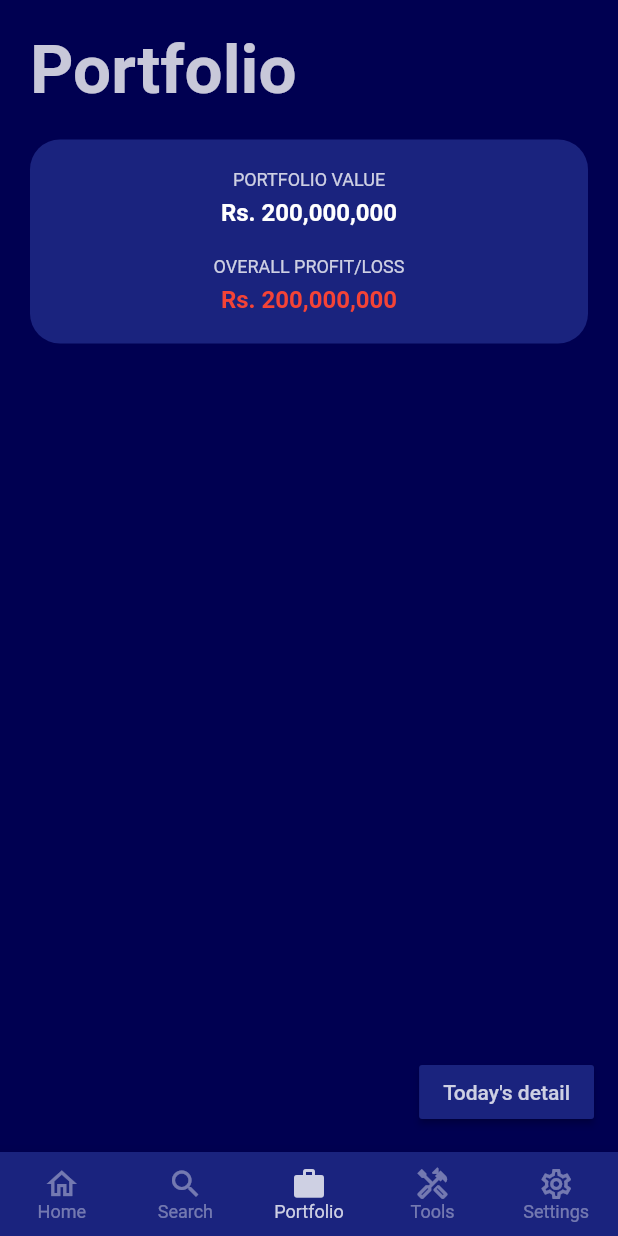
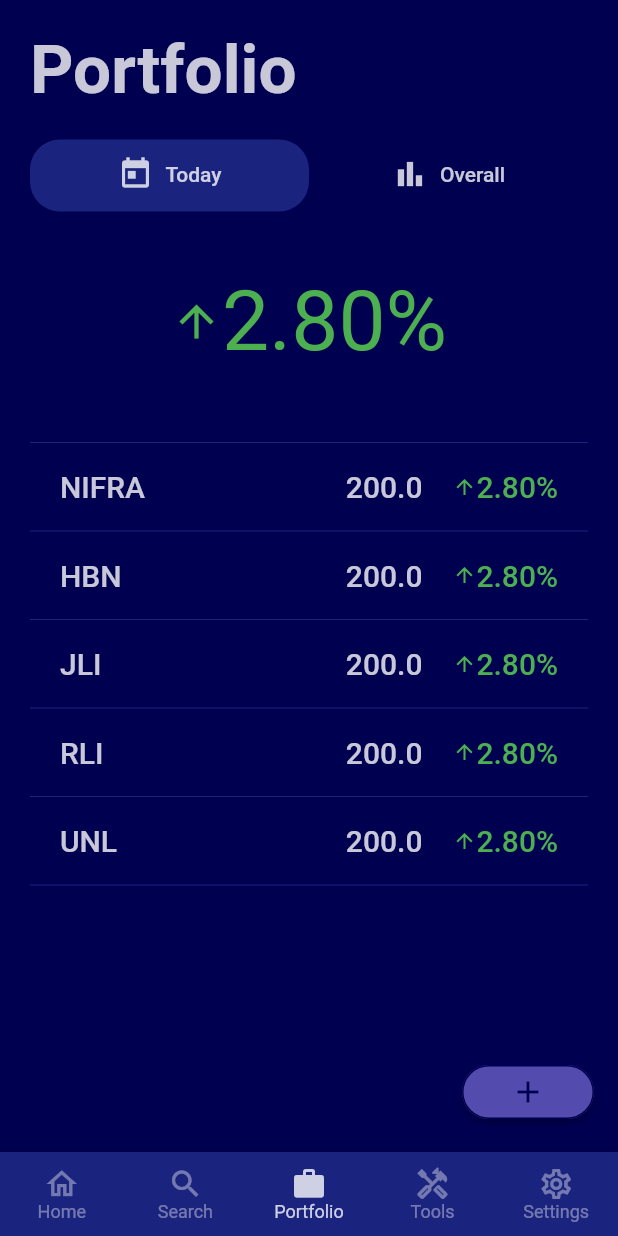
Before and after one commit to joshisijan/my_share_nepal, a Flutter app: the screen it shows after launch, swiped to page 3, on a phone screen of 412 x 824 dp. Run offline on Flutter 3.47's test engine with Material 2 defaults, Android fonts, the phone set to English and light mode, and no system bars; our stand-ins replace bloc, flutter_bloc, shared_preferences.

Commit message:
design updated of portfolio

```diff
--- a/lib/app.dart
+++ b/lib/app.dart
@@ -1,4 +1,5 @@
 import 'package:flutter/material.dart';
+import 'package:my_share_nepal/constants.dart';
 import 'package:my_share_nepal/tab/home_tab.dart';
 import 'package:my_share_nepal/tab/portfolio_tab.dart';
 import 'package:my_share_nepal/tab/search_tab.dart';
@@ -12,20 +13,24 @@ class App extends StatefulWidget {
 
 class _AppState extends State<App> {
   final PageController _appBasePageController = PageController(
-    initialPage: 2,
+    initialPage: 0,
     keepPage: true,
   );
-  int _bottomNavigationBarIndex = 2;
+  int _bottomNavigationBarIndex = 0;
   @override
   Widget build(BuildContext context) {
     return Scaffold(
       floatingActionButton: _bottomNavigationBarIndex == 2
           ? MaterialButton(
-              color: Theme.of(context).primaryColor,
-              child: Text(
-                'Today\'s detail',
-                style: TextStyle(
-                  color: Theme.of(context).colorScheme.onPrimary.withAlpha(200),
+              child: Icon(
+                Icons.add,
+                color: Theme.of(context).primaryColorDark,
+              ),
+              color: Theme.of(context).primaryColorLight,
+              shape: RoundedRectangleBorder(
+                borderRadius: BorderRadius.circular(kDefaultBorderRadius),
+                side: BorderSide(
+                  color: Theme.of(context).primaryColorDark,
                 ),
               ),
               onPressed: () {},
--- a/lib/cubit/theme_cubit.dart
+++ b/lib/cubit/theme_cubit.dart
@@ -42,5 +42,6 @@ class ThemeCubit extends Cubit<ThemeData> {
     emit(kThemeList[themeIndex]);
     SharedPreferences sharedPreferences = await SharedPreferences.getInstance();
     sharedPreferences.setInt('themeIndex', themeIndex);
+    sharedPreferences.setBool('isDark', false);
   }
 }
--- /dev/null
+++ b/lib/reusable/symbol_tab.dart
@@ -0,0 +1,77 @@
+import 'package:flutter/material.dart';
+import 'package:my_share_nepal/constants.dart';
+
+class SymbolTab extends StatelessWidget {
+  final String symbol;
+  SymbolTab({
+    required this.symbol,
+  });
+  @override
+  Widget build(BuildContext context) {
+    return Column(
+      children: [
+        Divider(
+          color: Theme.of(context).primaryColor,
+        ),
+        Padding(
+          padding: EdgeInsets.symmetric(
+            horizontal: kDefaultPadding,
+            vertical: kDefaultPadding / 2,
+          ),
+          child: Row(
+            children: [
+              Text(
+                symbol,
+                style: Theme.of(context).textTheme.headline6!.copyWith(
+                      color: Theme.of(context)
+                          .colorScheme
+                          .onPrimary
+                          .withAlpha(200),
+                    ),
+              ),
+              SizedBox(
+                width: kDefaultPadding,
+              ),
+              Expanded(
+                child: Row(
+                  mainAxisAlignment: MainAxisAlignment.end,
+                  children: [
+                    Text(
+                      '200.0',
+                      style: Theme.of(context).textTheme.headline6!.copyWith(
+                            color: Theme.of(context)
+                                .colorScheme
+                                .onPrimary
+                                .withAlpha(200),
+                          ),
+                    ),
+                    SizedBox(
+                      width: kDefaultPadding,
+                    ),
+                    Wrap(
+                      crossAxisAlignment: WrapCrossAlignment.center,
+                      children: [
+                        Icon(
+                          Icons.arrow_upward,
+                          size: Theme.of(context).textTheme.subtitle1!.fontSize,
+                          color: Colors.green,
+                        ),
+                        Text(
+                          '2.80%',
+                          style:
+                              Theme.of(context).textTheme.headline6!.copyWith(
+                                    color: Colors.green,
+                                  ),
+                        ),
+                      ],
+                    ),
+                  ],
+                ),
+              ),
+            ],
+          ),
+        ),
+      ],
+    );
+  }
+}
--- a/lib/tab/portfolio_tab.dart
+++ b/lib/tab/portfolio_tab.dart
@@ -1,7 +1,17 @@
+import 'dart:ui';
+
 import 'package:flutter/material.dart';
 import 'package:my_share_nepal/constants.dart';
+import 'package:my_share_nepal/tab/portfolio_overall_tab.dart';
+import 'package:my_share_nepal/tab/portfolio_today_tab.dart';
 
-class PortfolioTab extends StatelessWidget {
+class PortfolioTab extends StatefulWidget {
+  @override
+  _PortfolioTabState createState() => _PortfolioTabState();
+}
+
+class _PortfolioTabState extends State<PortfolioTab> {
+  int tabIndex = 0;
   @override
   Widget build(BuildContext context) {
     return Container(
@@ -20,59 +30,67 @@ class PortfolioTab extends StatelessWidget {
           SizedBox(
             height: kDefaultPadding,
           ),
-          Container(
-            padding: EdgeInsets.all(kDefaultPadding),
-            decoration: BoxDecoration(
+          DefaultTabController(
+            length: 2,
+            child: Column(
+              children: [
+                TabBar(
+                  indicator: BoxDecoration(
                     color: Theme.of(context).primaryColor,
                     borderRadius: BorderRadius.circular(kDefaultBorderRadius),
                   ),
-            child: Column(
-              children: [
-                Text(
-                  'PORTFOLIO VALUE',
-                  style: Theme.of(context).textTheme.caption!.copyWith(
+                  onTap: (index) {
+                    if (index == 0) {
+                      tabIndex = 0;
+                    } else {
+                      tabIndex = 1;
+                    }
+                    setState(() {});
+                  },
+                  tabs: [
+                    Tab(
+                      child: TextButton.icon(
+                        icon: Icon(
+                          Icons.today,
                           color: Theme.of(context)
                               .colorScheme
                               .onPrimary
                               .withAlpha(200),
                         ),
+                        label: Text(
+                          'Today',
+                          style: TextStyle(
+                              color: Theme.of(context)
+                                  .colorScheme
+                                  .onPrimary
+                                  .withAlpha(200)),
                         ),
-                SizedBox(
-                  height: kDefaultPadding / 4,
-                ),
-                Text(
-                  'Rs. 200,000,000',
-                  style: Theme.of(context).textTheme.subtitle1!.copyWith(
-                        color: Theme.of(context).colorScheme.onPrimary,
-                        fontWeight: FontWeight.bold,
+                        onPressed: null,
                       ),
                     ),
-                SizedBox(
-                  height: kDefaultPadding,
-                ),
-                Column(
-                  children: [
-                    Text(
-                      'OVERALL PROFIT/LOSS',
-                      style: Theme.of(context).textTheme.caption!.copyWith(
+                    Tab(
+                      child: TextButton.icon(
+                        icon: Icon(
+                          Icons.bar_chart,
                           color: Theme.of(context)
                               .colorScheme
                               .onPrimary
                               .withAlpha(200),
                         ),
+                        label: Text(
+                          'Overall',
+                          style: TextStyle(
+                              color: Theme.of(context)
+                                  .colorScheme
+                                  .onPrimary
+                                  .withAlpha(200)),
                         ),
-                    SizedBox(
-                      height: kDefaultPadding / 4,
-                    ),
-                    Text(
-                      'Rs. 200,000,000',
-                      style: Theme.of(context).textTheme.subtitle1!.copyWith(
-                            color: Colors.red,
-                            fontWeight: FontWeight.bold,
+                        onPressed: null,
                       ),
                     ),
                   ],
                 ),
+                tabIndex == 0 ? PortfolioTodayTab() : PortfolioOverallTab(),
               ],
             ),
           ),
--- /dev/null
+++ b/lib/tab/portfolio_today_tab.dart
@@ -0,0 +1,56 @@
+import 'package:flutter/material.dart';
+import 'package:my_share_nepal/constants.dart';
+import 'package:my_share_nepal/reusable/symbol_tab.dart';
+
+class PortfolioTodayTab extends StatelessWidget {
+  @override
+  Widget build(BuildContext context) {
+    return Column(
+      children: [
+        SizedBox(
+          height: kDefaultPadding * 2,
+        ),
+        Wrap(
+          crossAxisAlignment: WrapCrossAlignment.center,
+          children: [
+            Icon(
+              Icons.arrow_upward,
+              size: Theme.of(context).textTheme.headline4!.fontSize,
+              color: Colors.green,
+            ),
+            Text(
+              '2.80%',
+              style: Theme.of(context).textTheme.headline2!.copyWith(
+                    color: Colors.green,
+                  ),
+            ),
+          ],
+        ),
+        SizedBox(
+          height: kDefaultPadding * 2,
+        ),
+        SymbolTab(
+          symbol: 'NIFRA',
+        ),
+        SymbolTab(
+          symbol: 'HBN',
+        ),
+        SymbolTab(
+          symbol: 'JLI',
+        ),
+        SymbolTab(
+          symbol: 'RLI',
+        ),
+        SymbolTab(
+          symbol: 'UNL',
+        ),
+        Divider(
+          color: Theme.of(context).primaryColor,
+        ),
+        SizedBox(
+          height: kDefaultPadding * 2,
+        ),
+      ],
+    );
+  }
+}
--- a/lib/theme/theme_list.dart
+++ b/lib/theme/theme_list.dart
@@ -3,5 +3,6 @@ import 'package:my_share_nepal/theme/theme.dart';
 final kThemeList = [
   kIndigoTheme,
   kRedTheme,
-  kPurpleTheme,
+  kPinkTheme,
+  kGreenTheme,
 ];
```
Also changed, not shown: lib/reusable/setting_list_tile.dart (+1 -9 lines), lib/tab/portfolio_overall_tab.dart (added, +20 -0 lines), lib/theme/theme.dart (+32 -17 lines). Lines whose indentation alone changed are shown as unchanged.
